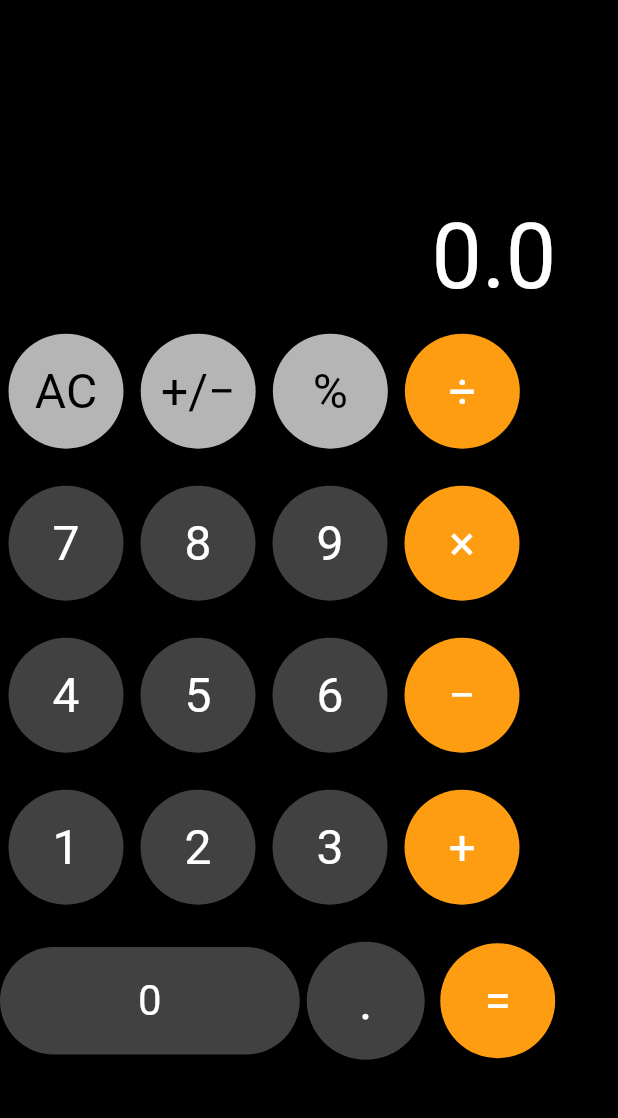
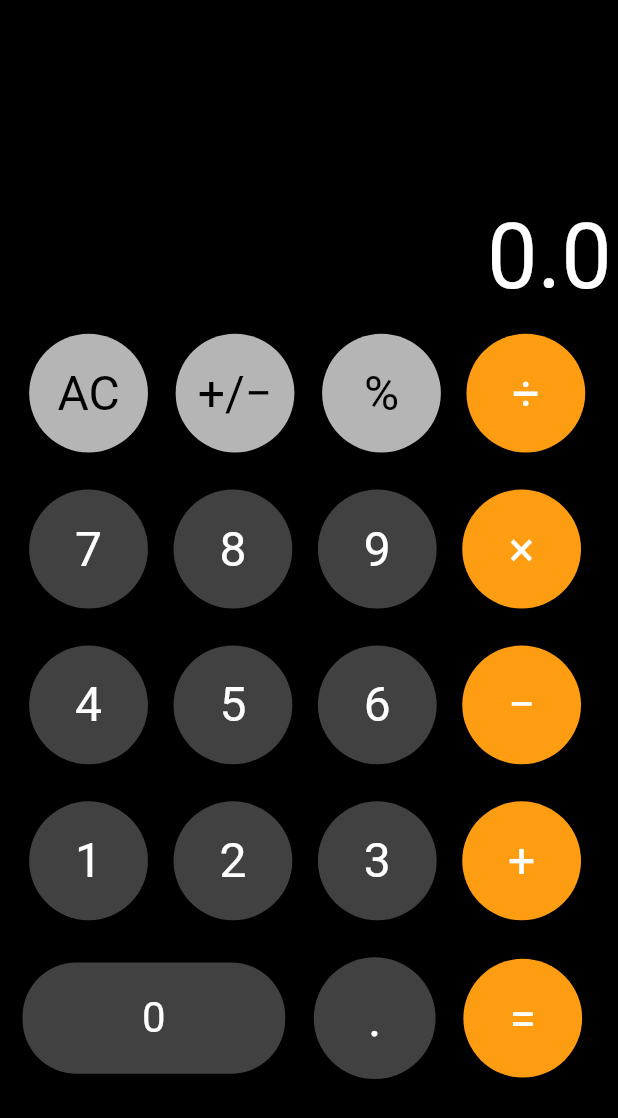
Before and after one commit to devenderbutani21/calcualtorFlutterApp, a Flutter app: the screen it shows after launch, after a tap on an icon or button, on a phone screen of 412 x 824 dp. Shown: the top 1118 px of the screen. Run offline on Flutter 3.47's test engine with Material 2 defaults, Android fonts, the phone set to English and light mode, and no system bars.

Commit message:
MediaQuery Chnages

```diff
--- a/lib/main.dart
+++ b/lib/main.dart
@@ -64,8 +64,8 @@ class _MyCalcPageState extends State<MyCalcPage> {
                 children: <Widget>[
                   Container(
                     margin: EdgeInsets.only(
-                      right: mediaQuery.size.width * 0.1,
-                      left: mediaQuery.size.width * 0.1,
+                      right: mediaQuery.size.width * 0.01,
+                      left: mediaQuery.size.width * 0.01,
                     ),
                     // Display Container
                     constraints: BoxConstraints.expand(
@@ -94,12 +94,13 @@ class _MyCalcPageState extends State<MyCalcPage> {
               height: (mediaQuery.size.height - mediaQuery.padding.top) * 0.02,
             ),
             Container(
-//              margin: EdgeInsets.only(
-//                left: mediaQuery.size.width * 0.0425,
-//                right: mediaQuery.size.width * 0.0425,
-//              ),
+              margin: EdgeInsets.only(
+                right: mediaQuery.size.width * 0.01,
+                left: mediaQuery.size.width * 0.01,
+              ),
               child: Row(
                 children: <Widget>[
+                  SizedBox(width: mediaQuery.size.shortestSide*0.0265,),
                   RawMaterialButton(
                     child: Text(
                       'AC',
@@ -113,9 +114,10 @@ class _MyCalcPageState extends State<MyCalcPage> {
                     },
                     elevation: 2.0,
                     fillColor: color1,
-                    padding: EdgeInsets.all(((mediaQuery.size.height - mediaQuery.padding.top) + mediaQuery.size.width)/16 * 0.25),
+                    padding: EdgeInsets.all(mediaQuery.size.shortestSide/20),
                     shape: CircleBorder(),
                   ),
+                  SizedBox(width: mediaQuery.size.shortestSide*0.02,),
                   RawMaterialButton(
                     child: Text(
                       '+/−',
@@ -130,9 +132,10 @@ class _MyCalcPageState extends State<MyCalcPage> {
                     },
                     elevation: 2.0,
                     fillColor: color1,
-                    padding: EdgeInsets.all(((mediaQuery.size.height - mediaQuery.padding.top) + mediaQuery.size.width)/16 * 0.25),
+                    padding: EdgeInsets.all(mediaQuery.size.shortestSide/20),
                     shape: CircleBorder(),
                   ),
+                  SizedBox(width: mediaQuery.size.shortestSide*0.02,),
                   RawMaterialButton(
                     child: Text(
                       '%',
@@ -140,6 +143,27 @@ class _MyCalcPageState extends State<MyCalcPage> {
                           color: Colors.black, fontSize: 32 * curScaleFactor),
                     ),
                     onPressed: () {
+                      if (_ansStr.contains('÷')) {
+                        _num = _ansStr.split('÷');
+                        _ansStr =
+                            (double.parse(_num[0]) / double.parse(_num[1]))
+                                .toString();
+                      } else if (_ansStr.contains('×')) {
+                        _num = _ansStr.split('×');
+                        _ansStr =
+                            (double.parse(_num[0]) * double.parse(_num[1]))
+                                .toString();
+                      } else if (_ansStr.contains('−')) {
+                        _num = _ansStr.split('−');
+                        _ansStr =
+                            (double.parse(_num[0]) - double.parse(_num[1]))
+                                .toString();
+                      } else if (_ansStr.contains('+')) {
+                        _num = _ansStr.split('+');
+                        _ansStr =
+                            (double.parse(_num[0]) + double.parse(_num[1]))
+                                .toString();
+                      }
                       var val = (double.parse(_ansStr)) / 100;
                       setState(() {
                         _ansStr = val.toString();
@@ -147,10 +171,12 @@ class _MyCalcPageState extends State<MyCalcPage> {
                     },
                     elevation: 2.0,
                     fillColor: color1,
-                    padding: EdgeInsets.all(((mediaQuery.size.height - mediaQuery.padding.top) + mediaQuery.size.width)/16 * 0.25),
+                    padding: EdgeInsets.all(mediaQuery.size.shortestSide/20),
                     shape: CircleBorder(),
                   ),
+                  SizedBox(width: mediaQuery.size.shortestSide*0.02,),
                   ButtonType1("÷", mediaQuery, _onButtonPressed1, color3),
+                  SizedBox(width: mediaQuery.size.shortestSide*0.026,),
                 ],
               ),
             ),
@@ -158,16 +184,21 @@ class _MyCalcPageState extends State<MyCalcPage> {
               height: (mediaQuery.size.height - mediaQuery.padding.top) * 0.03,
             ),
             Container(
-//              margin: EdgeInsets.only(
-//                left: mediaQuery.size.width * 0.04,
-//                right: mediaQuery.size.width * 0.04,
-//              ),
+              margin: EdgeInsets.only(
+                right: mediaQuery.size.width * 0.01,
+                left: mediaQuery.size.width * 0.01,
+              ),
               child: Row(
                 children: <Widget>[
+                  SizedBox(width: mediaQuery.size.shortestSide*0.0265,),
                   ButtonType1("7", mediaQuery, _onButtonPressed, color2),
+                  SizedBox(width: mediaQuery.size.shortestSide*0.02,),
                   ButtonType1("8", mediaQuery, _onButtonPressed, color2),
+                  SizedBox(width: mediaQuery.size.shortestSide*0.02,),
                   ButtonType1("9", mediaQuery, _onButtonPressed, color2),
+                  SizedBox(width: mediaQuery.size.shortestSide*0.02,),
                   ButtonType1("×", mediaQuery, _onButtonPressed1, color3),
+                  SizedBox(width: mediaQuery.size.shortestSide*0.026,),
                 ],
               ),
             ),
@@ -175,16 +206,21 @@ class _MyCalcPageState extends State<MyCalcPage> {
               height: (mediaQuery.size.height - mediaQuery.padding.top) * 0.03,
             ),
             Container(
-//              margin: EdgeInsets.only(
-//                left: mediaQuery.size.width * 0.04,
-//                right: mediaQuery.size.width * 0.04,
-//              ),
+              margin: EdgeInsets.only(
+                right: mediaQuery.size.width * 0.01,
+                left: mediaQuery.size.width * 0.01,
+              ),
               child: Row(
                 children: <Widget>[
+                  SizedBox(width: mediaQuery.size.shortestSide*0.0265,),
                   ButtonType1("4", mediaQuery, _onButtonPressed, color2),
+                  SizedBox(width: mediaQuery.size.shortestSide*0.02,),
                   ButtonType1("5", mediaQuery, _onButtonPressed, color2),
+                  SizedBox(width: mediaQuery.size.shortestSide*0.02,),
                   ButtonType1("6", mediaQuery, _onButtonPressed, color2),
+                  SizedBox(width: mediaQuery.size.shortestSide*0.02,),
                   ButtonType1("−", mediaQuery, _onButtonPressed1, color3),
+                  SizedBox(width: mediaQuery.size.shortestSide*0.026,),
                 ],
               ),
             ),
@@ -192,16 +228,21 @@ class _MyCalcPageState extends State<MyCalcPage> {
               height: (mediaQuery.size.height - mediaQuery.padding.top) * 0.03,
             ),
             Container(
-//              margin: EdgeInsets.only(
-//                left: mediaQuery.size.width * 0.0425,
-//                right: mediaQuery.size.width * 0.0425,
-//              ),
+              margin: EdgeInsets.only(
+                right: mediaQuery.size.width * 0.01,
+                left: mediaQuery.size.width * 0.01,
+              ),
               child: Row(
                 children: <Widget>[
+                  SizedBox(width: mediaQuery.size.shortestSide*0.0265,),
                   ButtonType1("1", mediaQuery, _onButtonPressed, color2),
+                  SizedBox(width: mediaQuery.size.shortestSide*0.02,),
                   ButtonType1("2", mediaQuery, _onButtonPressed, color2),
+                  SizedBox(width: mediaQuery.size.shortestSide*0.02,),
                   ButtonType1("3", mediaQuery, _onButtonPressed, color2),
+                  SizedBox(width: mediaQuery.size.shortestSide*0.02,),
                   ButtonType1("+", mediaQuery, _onButtonPressed1, color3),
+                  SizedBox(width: mediaQuery.size.shortestSide*0.026,),
                 ],
               ),
             ),
@@ -209,14 +250,15 @@ class _MyCalcPageState extends State<MyCalcPage> {
               height: (mediaQuery.size.height - mediaQuery.padding.top) * 0.03,
             ),
             Container(
-//              margin: EdgeInsets.only(
-//                left: mediaQuery.size.width * 0.04,
-//                right: mediaQuery.size.width * 0.04,
-//              ),
+              margin: EdgeInsets.only(
+                right: mediaQuery.size.width * 0.01,
+                left: mediaQuery.size.width * 0.01,
+              ),
               child: Row(
                 children: <Widget>[
+                  SizedBox(width: mediaQuery.size.shortestSide*0.0265,),
                   Container(
-                    width: mediaQuery.size.width * 0.485,
+                    width: mediaQuery.size.width * 0.425,
                     child: RawMaterialButton(
                       child: Text(
                         '0',
@@ -232,12 +274,13 @@ class _MyCalcPageState extends State<MyCalcPage> {
                       },
                       elevation: 2.0,
                       fillColor: color2,
-                      padding: EdgeInsets.all(((mediaQuery.size.height - mediaQuery.padding.top) + mediaQuery.size.width)/16 * 0.25),
+                      padding: EdgeInsets.all(mediaQuery.size.shortestSide/20),
                       shape: RoundedRectangleBorder(
                           borderRadius:
                           BorderRadius.circular(36.0 * curScaleFactor)),
                     ),
                   ),
+                  SizedBox(width: mediaQuery.size.shortestSide*0.038,),
                   RawMaterialButton(
                     child: Text(
                       '.',
@@ -257,9 +300,10 @@ class _MyCalcPageState extends State<MyCalcPage> {
                     },
                     elevation: 2.0,
                     fillColor: color2,
-                    padding: EdgeInsets.all(((mediaQuery.size.height - mediaQuery.padding.top) + mediaQuery.size.width)/16 * 0.25),
+                    padding: EdgeInsets.all(mediaQuery.size.shortestSide/20),
                     shape: CircleBorder(),
                   ),
+                  SizedBox(width: mediaQuery.size.shortestSide*0.026,),
                   RawMaterialButton(
                     child: Text(
                       '=',
@@ -295,9 +339,10 @@ class _MyCalcPageState extends State<MyCalcPage> {
                     },
                     elevation: 2.0,
                     fillColor: color3,
-                    padding: EdgeInsets.all(((mediaQuery.size.height - mediaQuery.padding.top) + mediaQuery.size.width)/16 * 0.25),
+                    padding: EdgeInsets.all(mediaQuery.size.shortestSide/20),
                     shape: CircleBorder(),
-                  )
+                  ),
+                  SizedBox(width: mediaQuery.size.shortestSide*0.026,),
                 ],
               ),
             ),
--- a/lib/widgets/buttonType1.dart
+++ b/lib/widgets/buttonType1.dart
@@ -22,7 +22,7 @@ class _ButtonType1State extends State<ButtonType1> {
       onPressed: () => widget.callBack(widget.val),
       elevation: 2.0,
       fillColor: widget.color,
-      padding: EdgeInsets.all(((widget.mediaQuery.size.height - widget.mediaQuery.padding.top) + widget.mediaQuery.size.width)/16 * 0.25),
+      padding: EdgeInsets.all(widget.mediaQuery.size.shortestSide/20),
       shape: CircleBorder(),
     );
   }
```
Also changed, not shown: pubspec.lock. Lines whose indentation alone changed are shown as unchanged.
